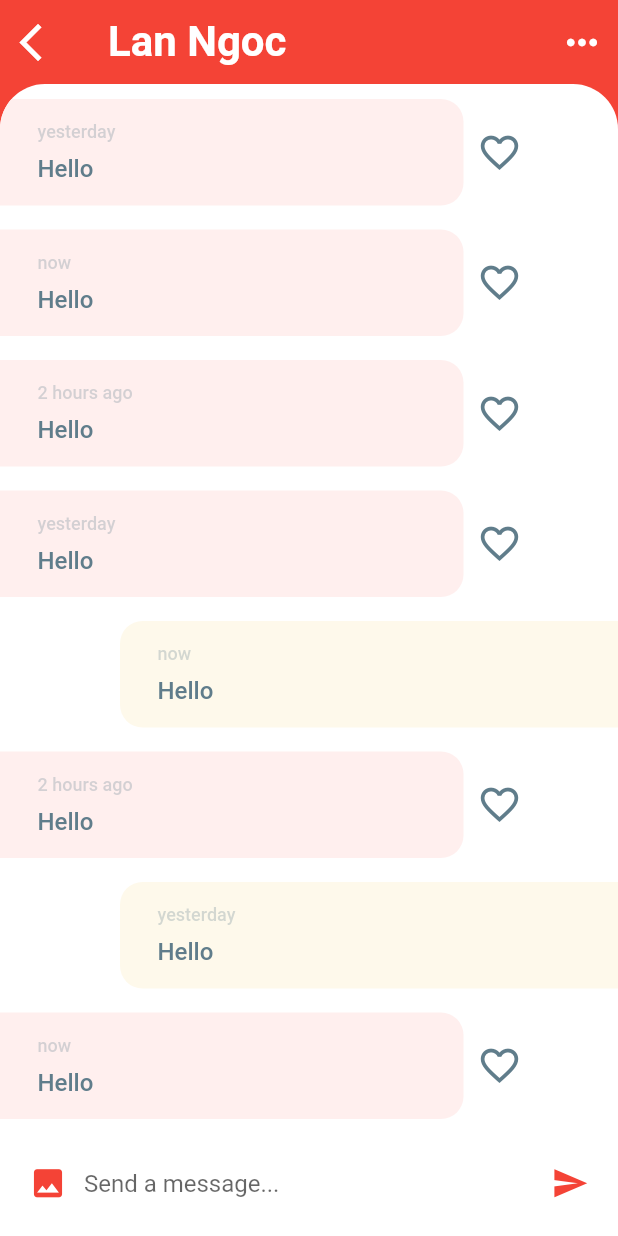
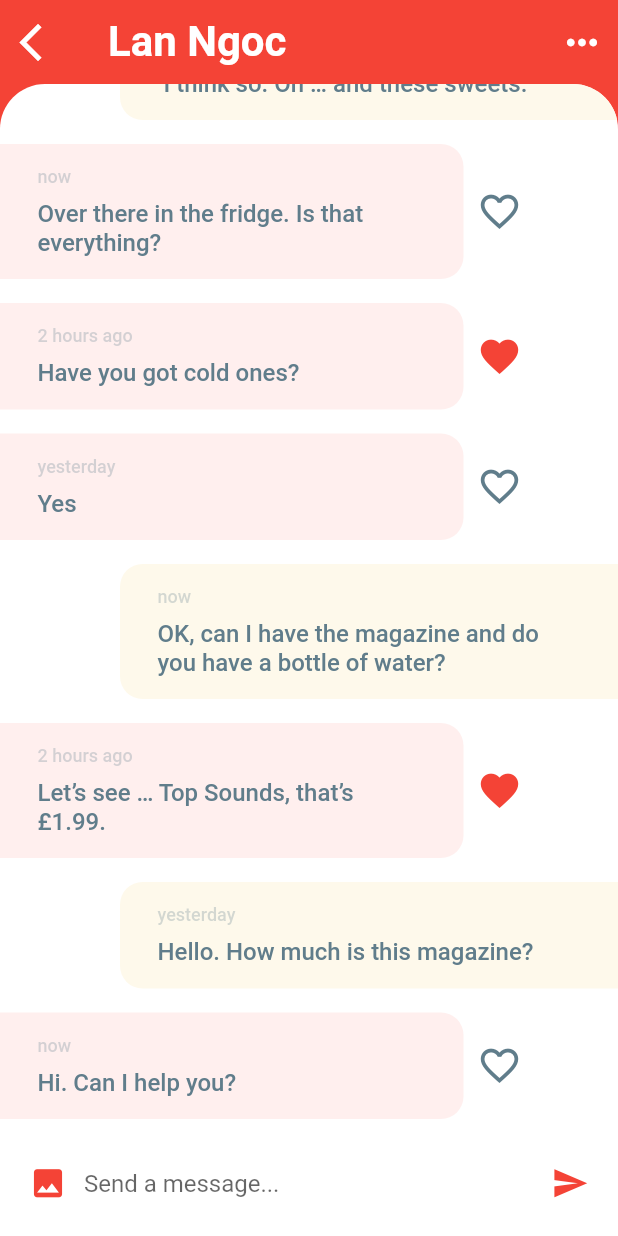
Before and after one commit to nguyentruongky/FlutterChat, a Flutter app: the screen it shows after launch, after a tap on "Lan Ngoc", on a phone screen of 412 x 824 dp. Run offline on Flutter 3.47's test engine with Material 2 defaults, Android fonts, the phone set to English and light mode, and no system bars.

Commit message:
Update test data

```diff
--- a/lib/models/message_model.dart
+++ b/lib/models/message_model.dart
@@ -1,11 +1,17 @@
 import './user_mode.dart';
 
 class Message {
-  final User sender;
-  final String time;
-  final String text;
-  final bool isLiked;
-  final bool unread;
+  User sender;
+  String time;
+  String text;
+  bool isLiked;
+  bool unread;
 
-  Message({this.sender, this.time, this.text, this.isLiked, this.unread});
+  Message({User sender, String time, String text, bool isLiked = false, bool unread}) {
+    this.sender = sender;
+    this.time = time;
+    this.text = text;
+    this.unread = unread;
+    this.isLiked = isLiked;
+  }
 }
--- a/lib/models/test_data.dart
+++ b/lib/models/test_data.dart
@@ -15,21 +15,80 @@ final User lanNgoc = User(
     id: 3, name: "Lan Ngoc", imageUrl: "assets/avatars/NinhDuongLanNgoc.jpg");
 
 var chats = [
-  Message(sender: lanNgoc, text: "Hello", time: "now", unread: true),
-  Message(sender: ngoThanhVan, text: "Hello", time: "yesterday", unread: false),
-  Message(sender: nhaPhuong, text: "Hello", time: "2 hours ago", unread: true),
+  Message(
+      sender: lanNgoc,
+      text: "Hi. Can I help you?",
+      time: "now",
+      unread: true,
+      isLiked: false),
+  Message(
+      sender: ngoThanhVan,
+      text: "Hi. Er … I really like these trainers. How much are they?",
+      time: "yesterday",
+      unread: false,
+      isLiked: false),
+  Message(
+      sender: nhaPhuong,
+      text: "Oh … what colour would you like?",
+      time: "2 hours ago",
+      unread: true,
+      isLiked: false),
 ];
 
 var messages = [
-  Message(sender: lanNgoc, text: "Hello", time: "now", unread: true),
-  Message(sender: midu, text: "Hello", time: "yesterday", unread: false),
-  Message(sender: nhaPhuong, text: "Hello", time: "2 hours ago", unread: true, isLiked: true),
-  Message(sender: midu, text: "Hello", time: "now", unread: true),
-  Message(sender: ngoThanhVan, text: "Hello", time: "yesterday", unread: false),
-  Message(sender: nhaPhuong, text: "Hello", time: "2 hours ago", unread: true, isLiked: true),
-  Message(sender: lanNgoc, text: "Hello", time: "now", unread: true),
-  Message(sender: lanNgoc, text: "Hello", time: "yesterday", unread: false),
-  Message(sender: nhaPhuong, text: "Hello", time: "2 hours ago", unread: true),
+  Message(
+      sender: lanNgoc,
+      text: "Hi. Can I help you?",
+      time: "now",
+      unread: true,),
+  Message(
+      sender: midu,
+      text: "Hello. How much is this magazine?",
+      time: "yesterday",
+      unread: false,
+      isLiked: false),
+  Message(
+      sender: nhaPhuong,
+      text: "Let’s see … Top Sounds, that’s £1.99.",
+      time: "2 hours ago",
+      unread: true,
+      isLiked: true),
+  Message(
+      sender: midu,
+      text: "OK, can I have the magazine and do you have a bottle of water?",
+      time: "now",
+      unread: true,
+      isLiked: false),
+  Message(
+      sender: ngoThanhVan,
+      text: "Yes",
+      time: "yesterday",
+      unread: false,
+      isLiked: false),
+  Message(
+      sender: nhaPhuong,
+      text: "Have you got cold ones?",
+      time: "2 hours ago",
+      unread: true,
+      isLiked: true),
+  Message(
+      sender: lanNgoc,
+      text: "Over there in the fridge. Is that everything?",
+      time: "now",
+      unread: true,
+      isLiked: false),
+  Message(
+      sender: midu,
+      text: " I think so. Oh … and these sweets.",
+      time: "yesterday",
+      unread: false,
+      isLiked: false),
+  Message(
+      sender: midu,
+      text: "How much is that?",
+      time: "2 hours ago",
+      unread: true,
+      isLiked: false),
 ];
 
 var favourites = [
--- a/lib/screens/chat_screen.dart
+++ b/lib/screens/chat_screen.dart
@@ -56,9 +56,9 @@ class ChatScreen extends StatelessWidget {
           msgItem,
           !isMe
               ? IconButton(
-                  icon: Icon(Icons.favorite_border),
+                  icon: message.isLiked ? Icon(Icons.favorite) : Icon(Icons.favorite_border),
                   iconSize: 30,
-                  color: Colors.blueGrey,
+                  color: message.isLiked ? Theme.of(context).primaryColor : Colors.blueGrey,
                   onPressed: () {},
                 )
               : SizedBox.shrink()
```
